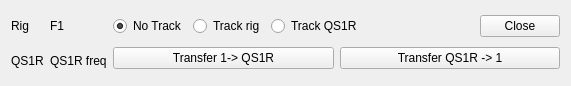
The window that mqt/Qs1rSync/MainWindow.ui (Rsclub22/Minos2-Mirror) describes before a commit, drawn with Qt 5.
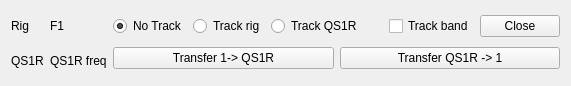
The same window after the commit.

Commit message: Start ofQS1R band tracking

What changed in the file:
```diff
--- a/mqt/Qs1rSync/MainWindow.ui
+++ b/mqt/Qs1rSync/MainWindow.ui
@@ -101,6 +101,13 @@
           </property>
          </spacer>
         </item>
+        <item>
+         <widget class="QCheckBox" name="trackBandcb">
+          <property name="text">
+           <string>Track band</string>
+          </property>
+         </widget>
+        </item>
         <item>
          <widget class="QPushButton" name="closeButton">
           <property name="text">
```
The commit also changes 5 other files.
